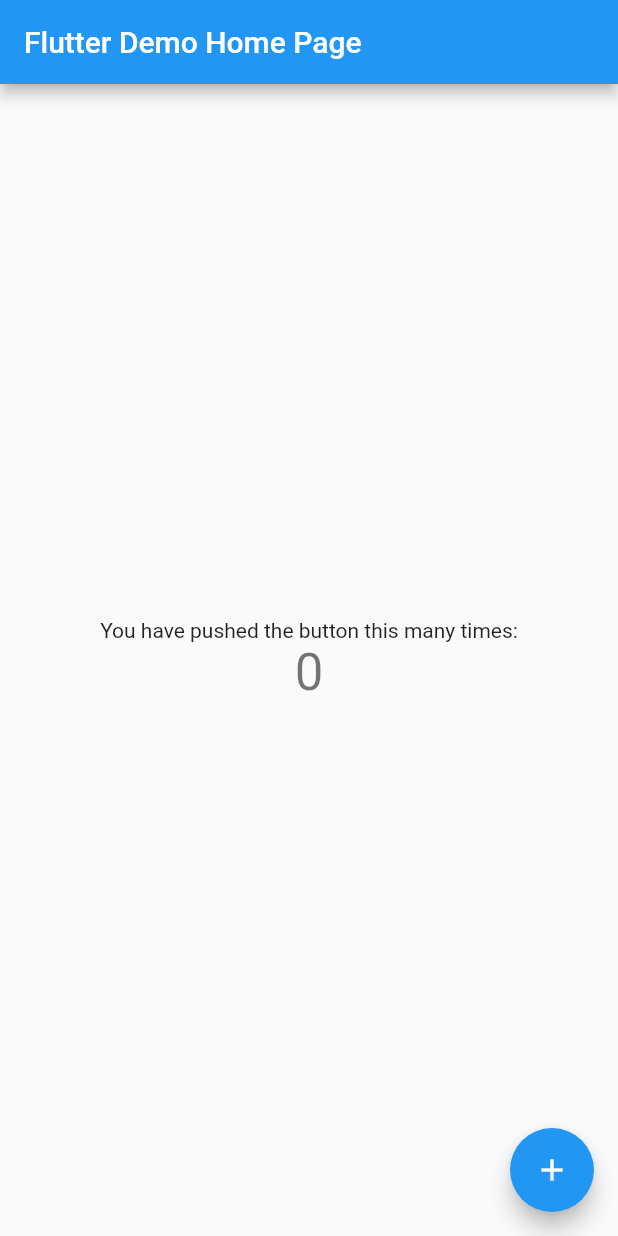
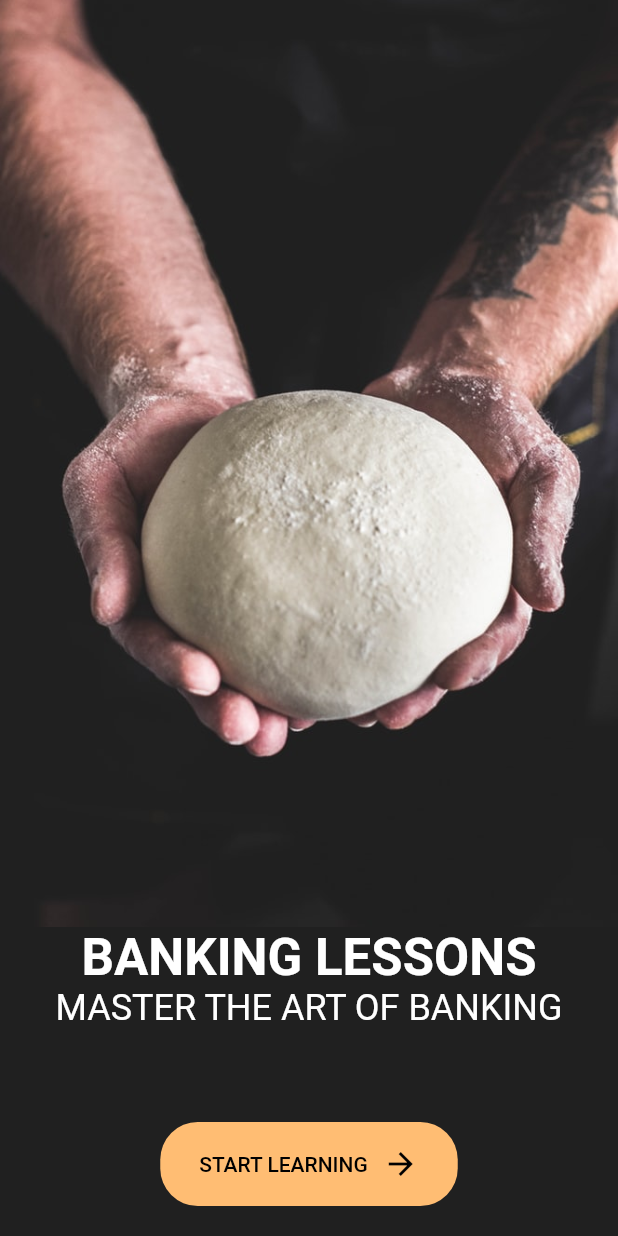
Before and after one commit to zendy199x/Flutter-Welcome-Login-App, a Flutter app: the screen it shows after launch, on a phone screen of 412 x 824 dp. Run offline on Flutter 3.47's test engine with Material 2 defaults, Android fonts, the phone set to English and light mode, and no system bars.

Commit message:
feat: Welcome screen

```diff
--- a/lib/main.dart
+++ b/lib/main.dart
@@ -1,4 +1,8 @@
 import 'package:flutter/material.dart';
+import 'package:flutter/painting.dart';
+import 'package:flutter/widgets.dart';
+import 'package:welcome_login/constants.dart';
+import 'package:welcome_login/screens/welcome/welcome_screen.dart';
 
 void main() {
   runApp(const MyApp());
@@ -11,105 +15,27 @@
   @override
   Widget build(BuildContext context) {
     return MaterialApp(
-      title: 'Flutter Demo',
+      debugShowCheckedModeBanner: false,
+      title: 'Auth Screen',
       theme: ThemeData(
-        // This is the theme of your application.
-        //
-        // Try running your application with "flutter run". You'll see the
-        // application has a blue toolbar. Then, without quitting the app, try
-        // changing the primarySwatch below to Colors.green and then invoke
-        // "hot reload" (press "r" in the console where you ran "flutter run",
-        // or simply save your changes to "hot reload" in a Flutter IDE).
-        // Notice that the counter didn't reset back to zero; the application
-        // is not restarted.
-        primarySwatch: Colors.blue,
+        brightness: Brightness.dark,
+        primaryColor: kPrimaryColor,
+        scaffoldBackgroundColor: kBackgroundColor,
+        textTheme: const TextTheme(
+          bodyText1: TextStyle(
+            fontSize: 34,
+            color: Colors.white,
+            fontWeight: FontWeight.bold,
+          ),
+          button: TextStyle(color: kPrimaryColor),
+          headline1: TextStyle(
+            fontSize: 24,
+            color: Colors.white,
+            fontWeight: FontWeight.normal,
+          ),
+        ),
       ),
-      home: const MyHomePage(title: 'Flutter Demo Home Page'),
+      home: const WelcomeScreen(),
     );
   }
 }
-
-class MyHomePage extends StatefulWidget {
-  const MyHomePage({Key? key, required this.title}) : super(key: key);
-
-  // This widget is the home page of your application. It is stateful, meaning
-  // that it has a State object (defined below) that contains fields that affect
-  // how it looks.
-
-  // This class is the configuration for the state. It holds the values (in this
-  // case the title) provided by the parent (in this case the App widget) and
-  // used by the build method of the State. Fields in a Widget subclass are
-  // always marked "final".
-
-  final String title;
-
-  @override
-  State<MyHomePage> createState() => _MyHomePageState();
-}
-
-class _MyHomePageState extends State<MyHomePage> {
-  int _counter = 0;
-
-  void _incrementCounter() {
-    setState(() {
-      // This call to setState tells the Flutter framework that something has
-      // changed in this State, which causes it to rerun the build method below
-      // so that the display can reflect the updated values. If we changed
-      // _counter without calling setState(), then the build method would not be
-      // called again, and so nothing would appear to happen.
-      _counter++;
-    });
-  }
-
-  @override
-  Widget build(BuildContext context) {
-    // This method is rerun every time setState is called, for instance as done
-    // by the _incrementCounter method above.
-    //
-    // The Flutter framework has been optimized to make rerunning build methods
-    // fast, so that you can just rebuild anything that needs updating rather
-    // than having to individually change instances of widgets.
-    return Scaffold(
-      appBar: AppBar(
-        // Here we take the value from the MyHomePage object that was created by
-        // the App.build method, and use it to set our appbar title.
-        title: Text(widget.title),
-      ),
-      body: Center(
-        // Center is a layout widget. It takes a single child and positions it
-        // in the middle of the parent.
-        child: Column(
-          // Column is also a layout widget. It takes a list of children and
-          // arranges them vertically. By default, it sizes itself to fit its
-          // children horizontally, and tries to be as tall as its parent.
-          //
-          // Invoke "debug painting" (press "p" in the console, choose the
-          // "Toggle Debug Paint" action from the Flutter Inspector in Android
-          // Studio, or the "Toggle Debug Paint" command in Visual Studio Code)
-          // to see the wireframe for each widget.
-          //
-          // Column has various properties to control how it sizes itself and
-          // how it positions its children. Here we use mainAxisAlignment to
-          // center the children vertically; the main axis here is the vertical
-          // axis because Columns are vertical (the cross axis would be
-          // horizontal).
-          mainAxisAlignment: MainAxisAlignment.center,
-          children: <Widget>[
-            const Text(
-              'You have pushed the button this many times:',
-            ),
-            Text(
-              '$_counter',
-              style: Theme.of(context).textTheme.headline4,
-            ),
-          ],
-        ),
-      ),
-      floatingActionButton: FloatingActionButton(
-        onPressed: _incrementCounter,
-        tooltip: 'Increment',
-        child: const Icon(Icons.add),
-      ), // This trailing comma makes auto-formatting nicer for build methods.
-    );
-  }
-}
--- /dev/null
+++ b/lib/screens/welcome/welcome_screen.dart
@@ -0,0 +1,76 @@
+import 'package:flutter/material.dart';
+import 'package:welcome_login/constants.dart';
+
+class WelcomeScreen extends StatelessWidget {
+  const WelcomeScreen({Key? key}) : super(key: key);
+
+  @override
+  Widget build(BuildContext context) {
+    return Scaffold(
+      body: Column(
+        children: [
+          Expanded(
+            flex: 3,
+            child: Container(
+              decoration: const BoxDecoration(
+                image: DecorationImage(
+                  image: AssetImage("assets/images/person.jpeg"),
+                  fit: BoxFit.cover,
+                ),
+              ),
+            ),
+          ),
+          Expanded(
+            child: Column(
+              mainAxisAlignment: MainAxisAlignment.spaceBetween,
+              children: [
+                RichText(
+                  textAlign: TextAlign.center,
+                  text: TextSpan(
+                    children: [
+                      TextSpan(
+                          text: "BANKING LESSONS\n",
+                          style: Theme.of(context).textTheme.bodyText1),
+                      TextSpan(
+                          text: "MASTER THE ART OF BANKING",
+                          style: Theme.of(context).textTheme.headline1),
+                    ],
+                  ),
+                ),
+                FittedBox(
+                  child: Container(
+                    margin: const EdgeInsets.only(bottom: 20),
+                    padding: const EdgeInsets.symmetric(
+                      horizontal: 26,
+                      vertical: 16,
+                    ),
+                    decoration: BoxDecoration(
+                      borderRadius: BorderRadius.circular(25),
+                      color: kPrimaryColor,
+                    ),
+                    child: Row(
+                      children: [
+                        Text(
+                          "START LEARNING",
+                          style: Theme.of(context)
+                              .textTheme
+                              .button!
+                              .copyWith(color: Colors.black),
+                        ),
+                        const SizedBox(width: 10),
+                        const Icon(
+                          Icons.arrow_forward,
+                          color: Colors.black,
+                        ),
+                      ],
+                    ),
+                  ),
+                ),
+              ],
+            ),
+          ),
+        ],
+      ),
+    );
+  }
+}
```
Also changed, not shown: assets/images/person.jpeg (renamed from assets/images/perosn.jpeg).
